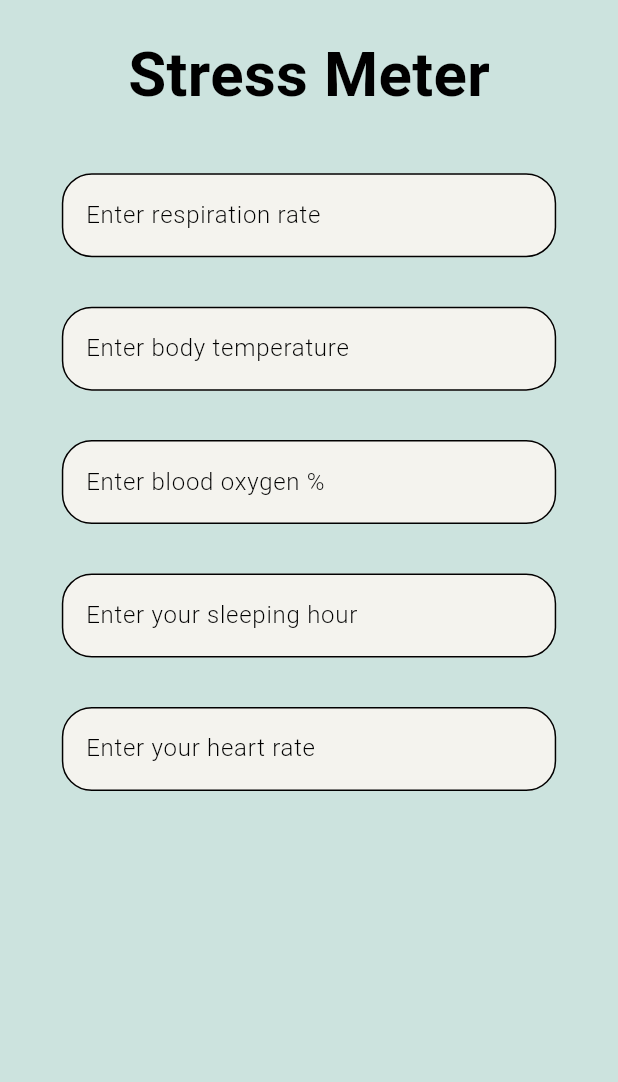
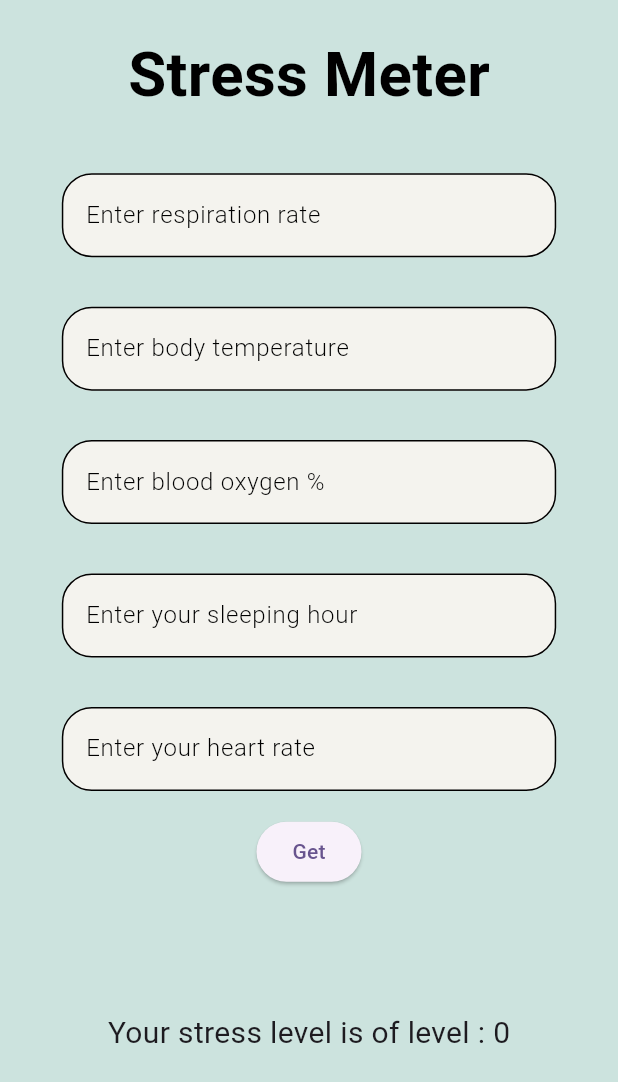
Before and after one commit to Utkarsh4517/Playing-with-emotion-flutter, a Flutter app: the screen it shows after launch, after a tap on "Skip", after a tap on "Done", on a phone screen of 412 x 824 dp. Shown: the top 1082 px of the screen. Run offline on Flutter 3.47's test engine with Material 2 defaults, Android fonts, the phone set to English and light mode, and no system bars; our stand-ins replace google_fonts, lottie, smooth_page_indicator; missing offline and left inert: tflite_flutter; network calls fail.

Commit message:
everything working

```diff
--- a/lib/homepage.dart
+++ b/lib/homepage.dart
@@ -2,6 +2,8 @@ import 'package:emotion/colors.dart';
 import 'package:emotion/widgets/head_text.dart';
 import 'package:emotion/widgets/text_field.dart';
 import 'package:flutter/material.dart';
+import 'package:tflite_flutter/tflite_flutter.dart';
+import 'dart:typed_data';
 
 class MyHomePage extends StatefulWidget {
   const MyHomePage({super.key});
@@ -11,16 +13,56 @@ class MyHomePage extends StatefulWidget {
 }
 
 class _MyHomePageState extends State<MyHomePage> {
+  List<double> inputs = [0, 0, 0, 0, 0];
+  double output = 0;
+  int _outputInt = 0;
+
   final respirationRateController = TextEditingController();
   final bodyTemperaturController = TextEditingController();
   final bloodOxygenController = TextEditingController();
   final sleepingHoursController = TextEditingController();
   final heartRateController = TextEditingController();
+
+  late Interpreter _interpreter;
+  bool isModelLoaded = false;
+  @override
+  void initState() {
+    super.initState();
+    loadModel();
+  }
+
+  Future<void> loadModel() async {
+    _interpreter = await Interpreter.fromAsset('assets/model/model1.tflite');
+    setState(() {
+      isModelLoaded = true;
+    });
+  }
+
+double runInference(List<double> inputs) {
+  final inputTensors = _interpreter.getInputTensors();
+  final outputTensors = _interpreter.getOutputTensors();
+
+  if (inputTensors.isNotEmpty && outputTensors.isNotEmpty) {
+    final inputType = inputTensors[0].type;
+    final outputType = outputTensors[0].type;
+
+    final inputBuffer = Float32List.fromList(inputs);
+    final outputBuffer = Float32List(outputTensors[0].shape.reduce((a, b) => a * b));
+
+    _interpreter.run(inputBuffer.buffer, outputBuffer.buffer);
+
+    return outputBuffer[0];
+  }
+
+  return 0.0; // Return a default value or handle the error accordingly
+}
+
+
   @override
   Widget build(BuildContext context) {
     double screenWidth = MediaQuery.of(context).size.width;
     return Scaffold(
-      backgroundColor:  const Color(0XFFcce3de),
+      backgroundColor: const Color(0XFFcce3de),
       body: SafeArea(
           child: SingleChildScrollView(
         child: Column(
@@ -33,14 +75,57 @@ class _MyHomePageState extends State<MyHomePage> {
                 multiplicationFactor: 0.1,
               ),
             ),
-            CustomTextField(controller: respirationRateController, hintText: 'Enter respiration rate'),
-            CustomTextField(controller: bodyTemperaturController, hintText: 'Enter body temperature'),
-            CustomTextField(controller: bloodOxygenController, hintText: 'Enter blood oxygen %'),
-            CustomTextField(controller: sleepingHoursController, hintText: 'Enter your sleeping hour'),
-            CustomTextField(controller: heartRateController, hintText: 'Enter your heart rate'),
+            CustomTextField(
+                controller: respirationRateController,
+                hintText: 'Enter respiration rate'),
+            CustomTextField(
+                controller: bodyTemperaturController,
+                hintText: 'Enter body temperature'),
+            CustomTextField(
+                controller: bloodOxygenController,
+                hintText: 'Enter blood oxygen %'),
+            CustomTextField(
+                controller: sleepingHoursController,
+                hintText: 'Enter your sleeping hour'),
+            CustomTextField(
+                controller: heartRateController,
+                hintText: 'Enter your heart rate'),
+            ElevatedButton(
+              onPressed: isModelLoaded
+                  ? () {
+                      inputs = [
+                        double.tryParse(respirationRateController.text) ?? 0,
+                        double.tryParse(bodyTemperaturController.text) ?? 0,
+                        double.tryParse(bloodOxygenController.text) ?? 0,
+                        double.tryParse(sleepingHoursController.text) ?? 0,
+                        double.tryParse(heartRateController.text) ?? 0,
+                      ];
+
+                      setState(() {
+                        output = runInference(inputs);
+                        int outputInt = output.round();
+                        _outputInt = outputInt;
+                      });
+                    }
+                  : null,
+              child: const Text('Get'),
+            ),
+            SizedBox(
+              height: screenWidth * 0.2,
+            ),
+            Text(
+              'Your stress level is of level : $_outputInt',
+              style: TextStyle(fontSize: 20),
+            ),
           ],
         ),
       )),
     );
   }
+
+  @override
+  void dispose() {
+    _interpreter.close();
+    super.dispose();
+  }
 }
```
Also changed, not shown: pubspec.yaml (+4 -3 lines), assets/model/WhatsApp Image 2023-06-18 at 6.50.50 AM.jpeg (added), pubspec.lock, 4 other files.
